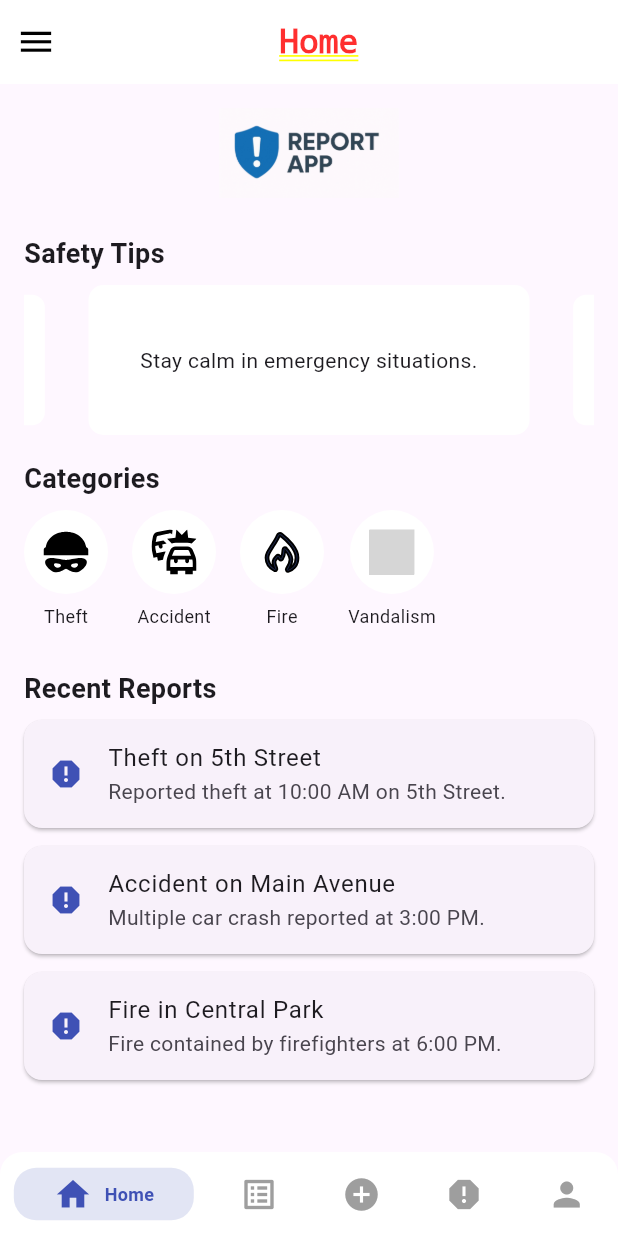
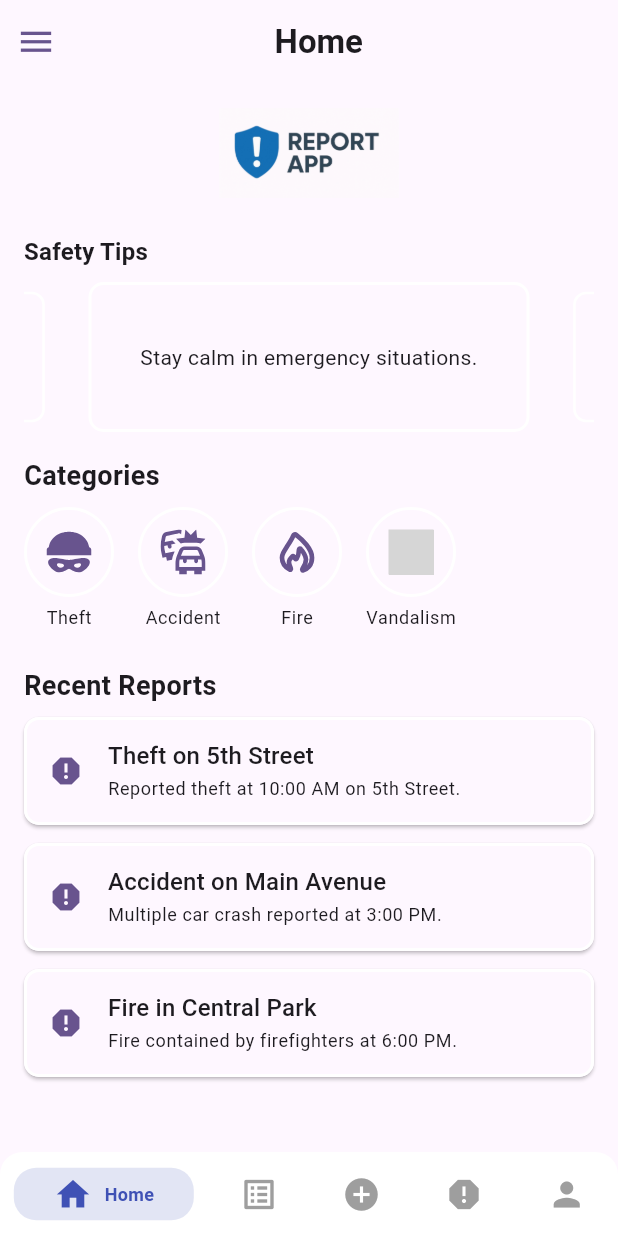
Before and after one commit to alexeigio/report_app, a Flutter app: the DashboardScreen screen opened by its route, on a phone screen of 412 x 824 dp. Run offline on Flutter 3.47's test engine with Material 3 defaults, Android fonts, the phone set to English and light mode, and no system bars; drawn by our look-alikes of carousel_slider, flutter_slider_drawer, persistent_bottom_nav_bar; our stand-ins replace cloud_firestore, firebase_auth, firebase_core, firebase_storage, flutter_svg, google_sign_in and 1 more; accounts and stored records are empty; network calls fail; project files that could hold a hidden picture were left out; grey boxes are pictures that could not be loaded.

```diff
--- a/lib/features/dashboard/dashboard_screen.dart
+++ b/lib/features/dashboard/dashboard_screen.dart
@@ -32,50 +32,52 @@ class _DashboardScreenState extends State<DashboardScreen> {
     ];
   }
 
-  List<PersistentBottomNavBarItem> _navBarsItems() {
+  List<PersistentBottomNavBarItem> _navBarsItems(BuildContext context) {
+    final isDark = Theme.of(context).brightness == Brightness.dark;
     return [
       PersistentBottomNavBarItem(
         icon: const Icon(Icons.home),
         title: ("Home"),
-        activeColorPrimary: Colors.indigo,
-        inactiveColorPrimary: Colors.grey,
+        activeColorPrimary: isDark ? Colors.white : Colors.indigo,
+        inactiveColorPrimary: isDark ? Colors.grey[400]! : Colors.grey,
       ),
       PersistentBottomNavBarItem(
         icon: const Icon(Icons.list_alt),
         title: ("All Reports"),
-        activeColorPrimary: Colors.indigo,
-        inactiveColorPrimary: Colors.grey,
+        activeColorPrimary: isDark ? Colors.white : Colors.indigo,
+        inactiveColorPrimary: isDark ? Colors.grey[400]! : Colors.grey,
       ),
       PersistentBottomNavBarItem(
         icon: const Icon(Icons.add_circle),
         title: ("Report"),
-        activeColorPrimary: Colors.indigo,
-        inactiveColorPrimary: Colors.grey,
+        activeColorPrimary: isDark ? Colors.white : Colors.indigo,
+        inactiveColorPrimary: isDark ? Colors.grey[400]! : Colors.grey,
       ),
       PersistentBottomNavBarItem(
         icon: const Icon(Icons.report),
         title: ("My Reports"),
-        activeColorPrimary: Colors.indigo,
-        inactiveColorPrimary: Colors.grey,
+        activeColorPrimary: isDark ? Colors.white : Colors.indigo,
+        inactiveColorPrimary: isDark ? Colors.grey[400]! : Colors.grey,
       ),
       PersistentBottomNavBarItem(
         icon: const Icon(Icons.person),
         title: ("Profile"),
-        activeColorPrimary: Colors.indigo,
-        inactiveColorPrimary: Colors.grey,
+        activeColorPrimary: isDark ? Colors.white : Colors.indigo,
+        inactiveColorPrimary: isDark ? Colors.grey[400]! : Colors.grey,
       ),
     ];
   }
 
   @override
   Widget build(BuildContext context) {
+    final isDark = Theme.of(context).brightness == Brightness.dark;
     return PersistentTabView(
       context,
       controller: _controller,
       screens: _buildScreens(),
-      items: _navBarsItems(),
+      items: _navBarsItems(context),
       navBarStyle: NavBarStyle.style9,
-      backgroundColor: Colors.white,
+      backgroundColor: isDark ? Colors.grey[900]! : Colors.white,
       confineToSafeArea: true,
       handleAndroidBackButtonPress: true,
       resizeToAvoidBottomInset: true,
@@ -83,7 +85,7 @@ class _DashboardScreenState extends State<DashboardScreen> {
       hideNavigationBarWhenKeyboardAppears: true,
       decoration: NavBarDecoration(
         borderRadius: BorderRadius.circular(15.0),
-        colorBehindNavBar: Colors.white,
+        colorBehindNavBar: isDark ? Colors.black : Colors.white,
       ),
       popBehaviorOnSelectedNavBarItemPress: PopBehavior.all,
     );
--- a/lib/features/home/home_screen.dart
+++ b/lib/features/home/home_screen.dart
@@ -3,7 +3,9 @@ import 'package:carousel_slider/carousel_slider.dart';
 import 'package:flutter_svg/flutter_svg.dart';
 import 'package:flutter_slider_drawer/flutter_slider_drawer.dart';
 import 'package:firebase_auth/firebase_auth.dart';
+import 'package:report_app/features/settings/settings_screen.dart';
 import 'package:report_app/screens/auth/login_screen.dart';
+
 
 class HomeScreen extends StatefulWidget {
   const HomeScreen({super.key});
@@ -61,50 +63,64 @@ class _HomeScreenState extends State<HomeScreen> {
         key: _sliderDrawerKey,
         appBar: SliderAppBar(
           config: SliderAppBarConfig(
-            title: const Text(
+            title: Text(
               'Home',
               textAlign: TextAlign.center,
-              style: TextStyle(fontSize: 22, fontWeight: FontWeight.w700),
+              style: Theme.of(context).textTheme.titleLarge?.copyWith(
+                    fontWeight: FontWeight.w700,
                   ),
-            backgroundColor: Colors.white,
-            drawerIconColor: Colors.black,
+            ),
+            backgroundColor: Theme.of(context).colorScheme.surface, // <-- Cambia aquí
+            drawerIconColor: Theme.of(context).colorScheme.primary, // <-- Cambia aquí
           ),
         ),
         slider: const _CustomDrawer(),
         child: Scaffold(
-          backgroundColor: ThemeData().canvasColor,
+          backgroundColor: Theme.of(context).colorScheme.background, // <-- Cambia aquí
           body: ListView(
             padding: const EdgeInsets.all(16.0),
             children: [
               // ✅ Logo centrado
-              Center(child: Image.asset('assets/logo.png', height: 60)),
+              Center(
+                child: Image.asset(
+                  'assets/logo.png',
+                  height: 60,
+                  color: Theme.of(context).brightness == Brightness.dark
+                      ? Colors.white
+                      : null, // Logo blanco en dark mode si tienes versión monocromática
+                ),
+              ),
               const SizedBox(height: 24),
-
-              const Text(
+              Text(
                 "Safety Tips",
-                style: TextStyle(fontSize: 18, fontWeight: FontWeight.bold),
+                style: Theme.of(context).textTheme.titleMedium?.copyWith(fontWeight: FontWeight.bold),
               ),
               const SizedBox(height: 8),
 
+              // Safety Tips (CarouselSlider)
               CarouselSlider(
                 options: CarouselOptions(
                   height: 100,
                   autoPlay: true,
                   enlargeCenterPage: true,
                 ),
-                items:
-                    tips.map((tip) {
+                items: tips.map((tip) {
                   return Container(
                     width: double.infinity,
                     margin: const EdgeInsets.symmetric(horizontal: 5.0),
                     decoration: BoxDecoration(
-                          color: Colors.white,
+                      color: Theme.of(context).colorScheme.surface,
                       borderRadius: BorderRadius.circular(10),
+                      border: Border.all(color: Colors.white, width: 2), // Borde blanco
                     ),
                     child: Center(
                       child: Padding(
                         padding: const EdgeInsets.all(8.0),
-                            child: Text(tip, textAlign: TextAlign.center),
+                        child: Text(
+                          tip,
+                          textAlign: TextAlign.center,
+                          style: Theme.of(context).textTheme.bodyMedium,
+                        ),
                       ),
                     ),
                   );
@@ -118,6 +134,7 @@ class _HomeScreenState extends State<HomeScreen> {
               ),
               const SizedBox(height: 8),
 
+              // Categories
               SizedBox(
                 height: 90,
                 child: ListView.builder(
@@ -129,18 +146,28 @@ class _HomeScreenState extends State<HomeScreen> {
                       margin: const EdgeInsets.only(right: 16),
                       child: Column(
                         children: [
-                          CircleAvatar(
+                          Container(
+                            decoration: BoxDecoration(
+                              shape: BoxShape.circle,
+                              border: Border.all(color: Colors.white, width: 2), // Borde blanco
+                            ),
+                            child: CircleAvatar(
                               radius: 28,
-                            backgroundColor: Colors.white,
+                              backgroundColor: Theme.of(context).colorScheme.surface,
                               child: SvgPicture.asset(
                                 category['icon'] ?? '',
                                 width: 30,
+                                colorFilter: ColorFilter.mode(
+                                  Theme.of(context).colorScheme.primary,
+                                  BlendMode.srcIn,
+                                ),
+                              ),
                             ),
                           ),
                           const SizedBox(height: 6),
                           Text(
                             category['name'] ?? '',
-                            style: const TextStyle(fontSize: 12),
+                            style: Theme.of(context).textTheme.bodySmall,
                           ),
                         ],
                       ),
@@ -156,18 +183,29 @@ class _HomeScreenState extends State<HomeScreen> {
               ),
               const SizedBox(height: 8),
 
+              // Recent Reports
               Column(
-                children:
-                    reports.map((report) {
+                children: reports.map((report) {
                   return Card(
+                    color: Theme.of(context).colorScheme.surface,
                     margin: const EdgeInsets.only(bottom: 12),
+                    shape: RoundedRectangleBorder(
+                      borderRadius: BorderRadius.circular(10),
+                      side: const BorderSide(color: Colors.white, width: 2), // Borde blanco
+                    ),
                     child: ListTile(
-                          leading: const Icon(
+                      leading: Icon(
                         Icons.report,
-                            color: Colors.indigo,
+                        color: Theme.of(context).colorScheme.primary,
                       ),
-                          title: Text(report["title"] ?? ""),
-                          subtitle: Text(report["description"] ?? ""),
+                      title: Text(
+                        report["title"] ?? "",
+                        style: Theme.of(context).textTheme.titleMedium,
+                      ),
+                      subtitle: Text(
+                        report["description"] ?? "",
+                        style: Theme.of(context).textTheme.bodySmall,
+                      ),
                     ),
                   );
                 }).toList(),
@@ -187,54 +225,51 @@ class _CustomDrawer extends StatelessWidget {
   Widget build(BuildContext context) {
     final user = FirebaseAuth.instance.currentUser;
 
-    return Column(
+    return Container(
+      color: Theme.of(context).colorScheme.surface, // <-- Cambia aquí
+      child: Column(
         children: [
           const SizedBox(height: 40),
-
-        // Logo centrado
           Center(
             child: Image.asset(
-            'assets/logo.png', // asegúrate de que este sea tu logo
+              'assets/logo.png',
               height: 60,
+              color: Theme.of(context).brightness == Brightness.dark
+                  ? Colors.white
+                  : null,
             ),
           ),
-
           const SizedBox(height: 20),
-
-        // Foto del usuario logueado
           CircleAvatar(
             radius: 40,
-          backgroundImage:
-              user?.photoURL != null
+            backgroundImage: user?.photoURL != null
                 ? NetworkImage(user!.photoURL!)
-                  : const AssetImage('assets/default_user.png')
-                      as ImageProvider,
+                : const AssetImage('assets/default_user.png') as ImageProvider,
           ),
-
           const SizedBox(height: 12),
-
-        // Texto de bienvenida
           Padding(
             padding: const EdgeInsets.symmetric(horizontal: 24.0),
             child: Text(
               "Welcome, ${user?.displayName ?? 'User'}!",
-            style: const TextStyle(fontSize: 16, fontWeight: FontWeight.w500),
+              style: Theme.of(context).textTheme.bodyLarge?.copyWith(fontWeight: FontWeight.w500),
               textAlign: TextAlign.center,
             ),
           ),
-
           const SizedBox(height: 24),
-
           _drawerItem(context, Icons.notifications, "Notifications", () {}),
-        _drawerItem(context, Icons.settings, "Settings", () {}),
+          _drawerItem(context, Icons.settings, "Settings", () {
+            Navigator.of(context).push(
+              MaterialPageRoute(builder: (_) => const SettingsScreen()),
+            );
+          }),
           _drawerItem(context, Icons.location_on, "In-Person Help", () {}),
           _drawerItem(context, Icons.logout, "Logout", () async {
             final confirm = await showDialog<bool>(
               context: context,
-            builder:
-                (context) => AlertDialog(
-                  title: const Text('Confirm Logout'),
-                  content: const Text('Are you sure you want to log out?'),
+              builder: (context) => AlertDialog(
+                backgroundColor: Theme.of(context).colorScheme.surface, // <-- Cambia aquí
+                title: Text('Confirm Logout', style: Theme.of(context).textTheme.titleMedium),
+                content: Text('Are you sure you want to log out?', style: Theme.of(context).textTheme.bodyMedium),
                 actions: [
                   TextButton(
                     onPressed: () => Navigator.of(context).pop(false),
@@ -247,7 +282,6 @@ class _CustomDrawer extends StatelessWidget {
                 ],
               ),
             );
-
             if (confirm == true) {
               await FirebaseAuth.instance.signOut();
               Navigator.of(context).pushAndRemoveUntil(
@@ -257,6 +291,7 @@ class _CustomDrawer extends StatelessWidget {
             }
           }),
         ],
+      ),
     );
   }
 
@@ -266,9 +301,16 @@ class _CustomDrawer extends StatelessWidget {
     String label,
     VoidCallback onTap,
   ) {
+    final isDark = Theme.of(context).brightness == Brightness.dark;
     return ListTile(
-      leading: Icon(icon, color: Colors.indigo),
-      title: Text(label),
+      leading: Icon(
+        icon,
+        color: Theme.of(context).colorScheme.primary,
+      ),
+      title: Text(
+        label,
+        style: Theme.of(context).textTheme.bodyMedium,
+      ),
       onTap: onTap,
     );
   }
```
Also changed, not shown: lib/features/settings/settings_screen.dart (added, +26 -0 lines), lib/main.dart (+10 -0 lines), lib/providers/theme_provider.dart (added, +9 -0 lines). Lines whose indentation alone changed are shown as unchanged.
